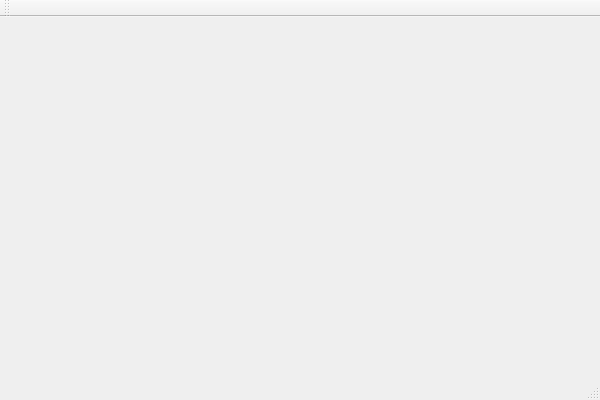
Old version of the form MainWindow.ui in the repository igoriok/domaincomparer.
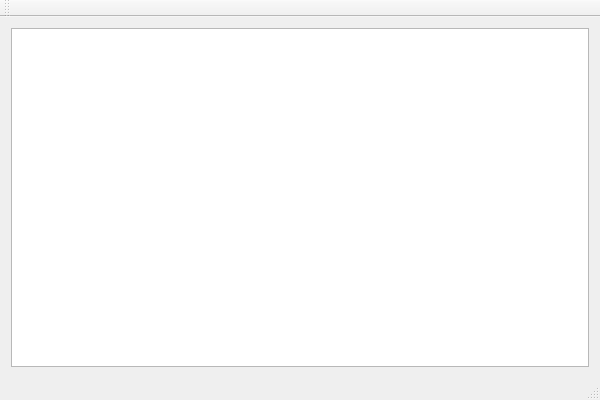
New version of the form.

The edit to the form file:
```diff
--- a/MainWindow.ui
+++ b/MainWindow.ui
@@ -13,7 +13,13 @@
   <property name="windowTitle">
    <string>MainWindow</string>
   </property>
-  <widget class="QWidget" name="centralWidget"/>
+  <widget class="QWidget" name="centralWidget">
+   <layout class="QVBoxLayout" name="verticalLayout">
+    <item>
+     <widget class="QListWidget" name="listWidget"/>
+    </item>
+   </layout>
+  </widget>
   <widget class="QMenuBar" name="menuBar">
    <property name="geometry">
     <rect>
```
Left out of the diff: 2 changed lines with no effect on the pictures.
